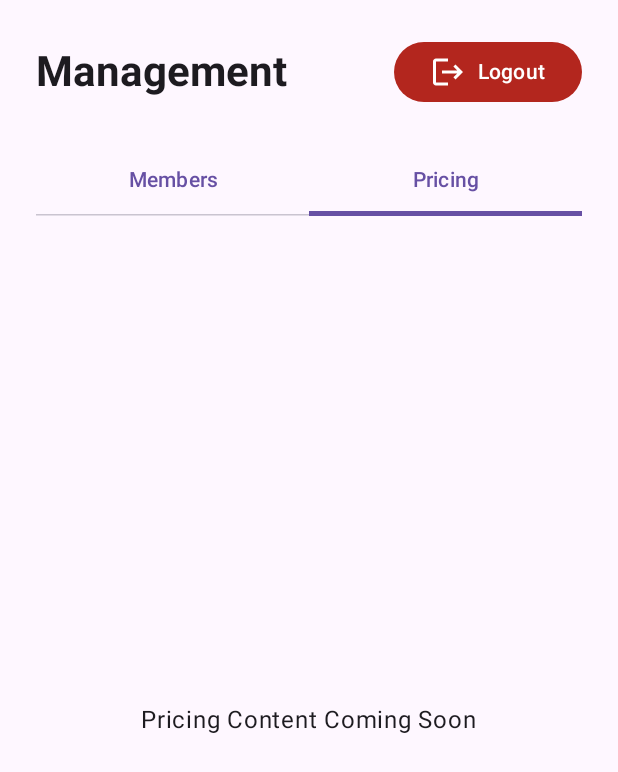
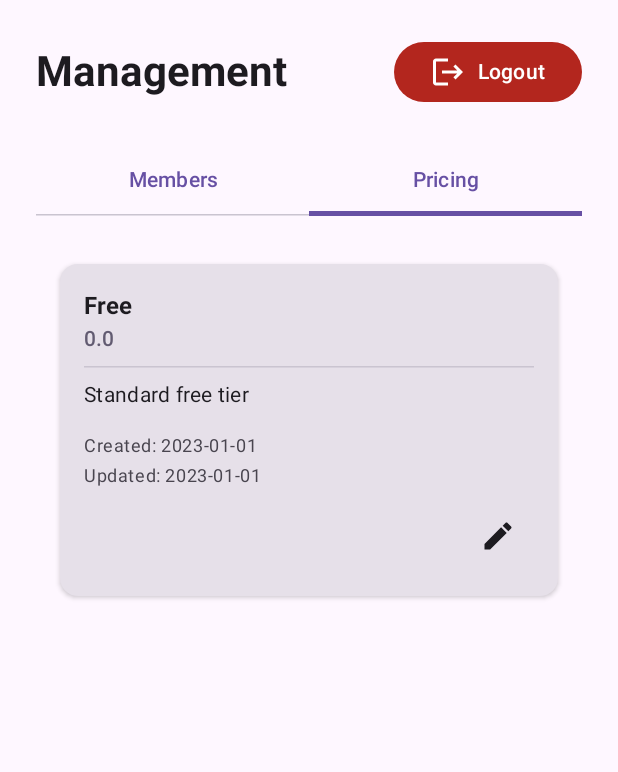
Before and after one commit to Eslicdm/ServiceAppCompose, an Android app built with Jetpack Compose: the composable ManagementScreen shown on its own in the app's theme, tab 2 chosen, on a phone screen of 412 x 824 dp. Shown: the top 772 px of the screen. Run offline under Robolectric (Android 15) with nearby library versions, the phone set to English and light mode, and no system bars.

Commit message:
feat: Implement pricing management tab and edit functionality
Replaces the placeholder in the management interface with a functional Pricing tab, allowing users to view and update price tiers.

- Introduces data models `PriceModel`, `PriceType`, and `PriceUpdateDto` to represent pricing structures.
- Implements `PricingViewModel` with state management (Loading, Loaded, Error) and logic for fetching and updating prices.
- Adds `PricingScreen` displaying a responsive grid of `PricingCard` components.
- Creates `PricingFormDialog` for editing price values and descriptions with input validation.
- Updates `ManagementScreen` to integrate `PricingScreen` and inject the new ViewModel via Koin.
- Registers `PricingViewModel` in `AppModule`.
- Adds `pricing.http` for testing API endpoints.
- Updates `.gitignore` to exclude HTTP client environment files.

```diff
--- a/composeApp/src/commonMain/kotlin/com/eslirodrigues/serviceappcompose/di/AppModule.kt
+++ b/composeApp/src/commonMain/kotlin/com/eslirodrigues/serviceappcompose/di/AppModule.kt
@@ -2,6 +2,7 @@ package com.eslirodrigues.serviceappcompose.di
 
 import com.eslirodrigues.serviceappcompose.management.memberTab.MemberRepository
 import com.eslirodrigues.serviceappcompose.management.memberTab.MemberViewModel
+import com.eslirodrigues.serviceappcompose.management.pricingTab.PricingViewModel
 import io.ktor.client.HttpClient
 import io.ktor.client.plugins.contentnegotiation.ContentNegotiation
 import io.ktor.serialization.kotlinx.json.json
@@ -24,4 +25,5 @@ val appModule = module {
 
     single { MemberRepository(get()) }
     viewModelOf(::MemberViewModel)
+    viewModelOf(::PricingViewModel)
 }
--- a/composeApp/src/commonMain/kotlin/com/eslirodrigues/serviceappcompose/management/ManagementScreen.kt
+++ b/composeApp/src/commonMain/kotlin/com/eslirodrigues/serviceappcompose/management/ManagementScreen.kt
@@ -13,6 +13,8 @@ import androidx.compose.ui.text.font.FontWeight
 import androidx.compose.ui.unit.dp
 import com.eslirodrigues.serviceappcompose.management.memberTab.MemberScreen
 import com.eslirodrigues.serviceappcompose.management.memberTab.MemberViewModel
+import com.eslirodrigues.serviceappcompose.management.pricingTab.PricingScreen
+import com.eslirodrigues.serviceappcompose.management.pricingTab.PricingViewModel
 import org.koin.compose.viewmodel.koinViewModel
 
 @Composable
@@ -20,6 +22,7 @@ fun ManagementScreen(
     onLogout: () -> Unit
 ) {
     val memberViewModel = koinViewModel<MemberViewModel>()
+    val pricingViewModel = koinViewModel<PricingViewModel>()
     val tabs = listOf("Members", "Pricing")
     var selectedTabIndex by remember { mutableIntStateOf(0) }
 
@@ -72,16 +75,9 @@ fun ManagementScreen(
             Box(modifier = Modifier.fillMaxSize().padding(top = 16.dp)) {
                 when (selectedTabIndex) {
                     0 -> MemberScreen(viewModel = memberViewModel)
-                    1 -> PricingTabPlaceholder()
+                    1 -> PricingScreen(viewModel = pricingViewModel)
                 }
             }
         }
     }
 }
-
-@Composable
-fun PricingTabPlaceholder() {
-    Box(modifier = Modifier.fillMaxSize(), contentAlignment = Alignment.Center) {
-        Text("Pricing Content Coming Soon")
-    }
-}
--- /dev/null
+++ b/composeApp/src/commonMain/kotlin/com/eslirodrigues/serviceappcompose/management/pricingTab/PricingScreen.kt
@@ -0,0 +1,133 @@
+package com.eslirodrigues.serviceappcompose.management.pricingTab
+
+import androidx.compose.foundation.layout.*
+import androidx.compose.foundation.lazy.grid.GridCells
+import androidx.compose.foundation.lazy.grid.LazyVerticalGrid
+import androidx.compose.foundation.lazy.grid.items
+import androidx.compose.material.icons.Icons
+import androidx.compose.material.icons.filled.Edit
+import androidx.compose.material3.*
+import androidx.compose.runtime.*
+import androidx.compose.runtime.getValue
+import androidx.compose.runtime.setValue
+import androidx.compose.ui.Alignment
+import androidx.compose.ui.Modifier
+import androidx.compose.ui.text.font.FontWeight
+import androidx.compose.ui.unit.dp
+import androidx.lifecycle.compose.collectAsStateWithLifecycle
+import com.eslirodrigues.serviceappcompose.management.pricingTab.components.PricingFormDialog
+import com.eslirodrigues.serviceappcompose.management.pricingTab.model.PriceModel
+
+@Composable
+fun PricingScreen(
+    viewModel: PricingViewModel
+) {
+    val state by viewModel.state.collectAsStateWithLifecycle()
+    var selectedPriceForEdit by remember { mutableStateOf<PriceModel?>(null) }
+
+    Box(modifier = Modifier.fillMaxSize()) {
+        when (val currentState = state) {
+            is PricingState.Loading -> {
+                CircularProgressIndicator(modifier = Modifier.align(Alignment.Center))
+            }
+            is PricingState.Error -> {
+                Text(
+                    text = currentState.message,
+                    color = MaterialTheme.colorScheme.error,
+                    modifier = Modifier.align(Alignment.Center)
+                )
+            }
+            is PricingState.Loaded -> {
+                LazyVerticalGrid(
+                    columns = GridCells.Adaptive(minSize = 320.dp),
+                    contentPadding = PaddingValues(16.dp),
+                    horizontalArrangement = Arrangement.spacedBy(16.dp),
+                    verticalArrangement = Arrangement.spacedBy(16.dp)
+                ) {
+                    items(currentState.prices) { price ->
+                        PricingCard(
+                            price = price,
+                            onEditClick = { selectedPriceForEdit = price }
+                        )
+                    }
+                }
+            }
+        }
+
+        selectedPriceForEdit?.let { price ->
+            PricingFormDialog(
+                price = price,
+                onDismiss = { selectedPriceForEdit = null },
+                onConfirm = { updateDto ->
+                    viewModel.updatePrice(price.priceType, updateDto)
+                    selectedPriceForEdit = null
+                }
+            )
+        }
+    }
+}
+
+@Composable
+fun PricingCard(
+    price: PriceModel,
+    onEditClick: () -> Unit
+) {
+    Card(
+        elevation = CardDefaults.cardElevation(defaultElevation = 2.dp)
+    ) {
+        Column(modifier = Modifier.padding(16.dp)) {
+            // Header
+            Row(
+                modifier = Modifier.fillMaxWidth(),
+                horizontalArrangement = Arrangement.SpaceBetween,
+                verticalAlignment = Alignment.CenterVertically
+            ) {
+                Column {
+                    Text(
+                        text = price.priceType.toTitleCase(),
+                        style = MaterialTheme.typography.titleMedium,
+                        fontWeight = FontWeight.Bold
+                    )
+                    Text(
+                        text = price.value.toString(),
+                        style = MaterialTheme.typography.titleSmall,
+                        color = MaterialTheme.colorScheme.secondary
+                    )
+                }
+            }
+
+            HorizontalDivider(modifier = Modifier.padding(vertical = 8.dp))
+
+            // Content
+            Text(
+                text = price.description,
+                style = MaterialTheme.typography.bodyMedium,
+                modifier = Modifier.padding(bottom = 16.dp)
+            )
+
+            // Metadata
+            Column(verticalArrangement = Arrangement.spacedBy(4.dp)) {
+                Text(
+                    text = "Created: ${price.createdAt}",
+                    style = MaterialTheme.typography.bodySmall,
+                    color = MaterialTheme.colorScheme.onSurfaceVariant
+                )
+                Text(
+                    text = "Updated: ${price.updatedAt}",
+                    style = MaterialTheme.typography.bodySmall,
+                    color = MaterialTheme.colorScheme.onSurfaceVariant
+                )
+            }
+
+            // Actions
+            Row(
+                modifier = Modifier.fillMaxWidth().padding(top = 8.dp),
+                horizontalArrangement = Arrangement.End
+            ) {
+                IconButton(onClick = onEditClick) {
+                    Icon(Icons.Default.Edit, contentDescription = "Edit Price")
+                }
+            }
+        }
+    }
+}
--- /dev/null
+++ b/composeApp/src/commonMain/kotlin/com/eslirodrigues/serviceappcompose/management/pricingTab/PricingViewModel.kt
@@ -0,0 +1,61 @@
+package com.eslirodrigues.serviceappcompose.management.pricingTab
+
+import androidx.lifecycle.ViewModel
+import androidx.lifecycle.viewModelScope
+import com.eslirodrigues.serviceappcompose.management.pricingTab.model.PriceModel
+import com.eslirodrigues.serviceappcompose.management.pricingTab.model.PriceType
+import com.eslirodrigues.serviceappcompose.management.pricingTab.model.PriceUpdateDto
+import kotlinx.coroutines.delay
+import kotlinx.coroutines.flow.MutableStateFlow
+import kotlinx.coroutines.flow.StateFlow
+import kotlinx.coroutines.flow.asStateFlow
+import kotlinx.coroutines.launch
+
+sealed interface PricingState {
+    data object Loading : PricingState
+    data class Loaded(val prices: List<PriceModel>) : PricingState
+    data class Error(val message: String) : PricingState
+}
+
+class PricingViewModel(
+    // private val repository: PricingRepository // Inject your repository here
+) : ViewModel() {
+
+    private val _state = MutableStateFlow<PricingState>(PricingState.Loading)
+    val state: StateFlow<PricingState> = _state.asStateFlow()
+
+    init {
+        fetchPrices()
+    }
+
+    fun fetchPrices() {
+        viewModelScope.launch {
+            _state.value = PricingState.Loading
+            try {
+                delay(1000)
+                val mockPrices = listOf(
+                    PriceModel(
+                        "1", PriceType.FREE, 0.0, "Standard free tier",
+                        "2023-01-01", "2023-01-01"
+                    )
+                )
+
+                _state.value = PricingState.Loaded(mockPrices)
+            } catch (e: Exception) {
+                _state.value = PricingState.Error("Failed to load prices.")
+            }
+        }
+    }
+
+    fun updatePrice(priceType: PriceType, updateDto: PriceUpdateDto) {
+        viewModelScope.launch {
+            try {
+                // Simulate API Update - Replace with actual Repository call
+                // repository.upsertPrice(priceType, updateDto)
+                fetchPrices() // Reload after update
+            } catch (e: Exception) {
+                // Handle error (perhaps add a one-time event/channel for toast messages)
+            }
+        }
+    }
+}
--- /dev/null
+++ b/composeApp/src/commonMain/kotlin/com/eslirodrigues/serviceappcompose/management/pricingTab/model/PriceModel.kt
@@ -0,0 +1,36 @@
+package com.eslirodrigues.serviceappcompose.management.pricingTab.model
+
+import kotlinx.serialization.Serializable
+
+@Serializable
+enum class PriceType {
+    FREE, HALF_PRICE, FULL_PRICE;
+
+    override fun toString(): String = when(this) {
+        FREE -> "free"
+        HALF_PRICE -> "half-price"
+        FULL_PRICE -> "full-price"
+    }
+
+    fun toTitleCase(): String = when(this) {
+        FREE -> "Free"
+        HALF_PRICE -> "Half Price"
+        FULL_PRICE -> "Full Price"
+    }
+}
+
+@Serializable
+data class PriceModel(
+    val id: String,
+    val priceType: PriceType,
+    val value: Double,
+    val description: String,
+    val createdAt: String,
+    val updatedAt: String
+)
+
+@Serializable
+data class PriceUpdateDto(
+    val value: Double,
+    val description: String
+)
```
Also changed, not shown: composeApp/src/commonMain/kotlin/com/eslirodrigues/serviceappcompose/management/pricingTab/components/PricingFormDialog.kt (added, +97 -0 lines), 2 other files.
